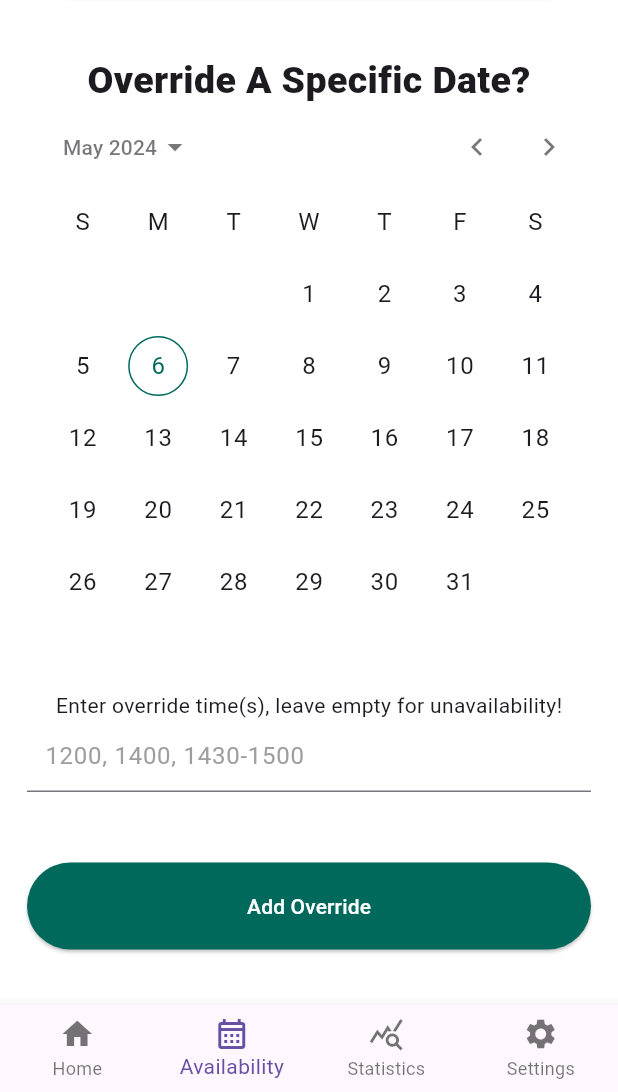
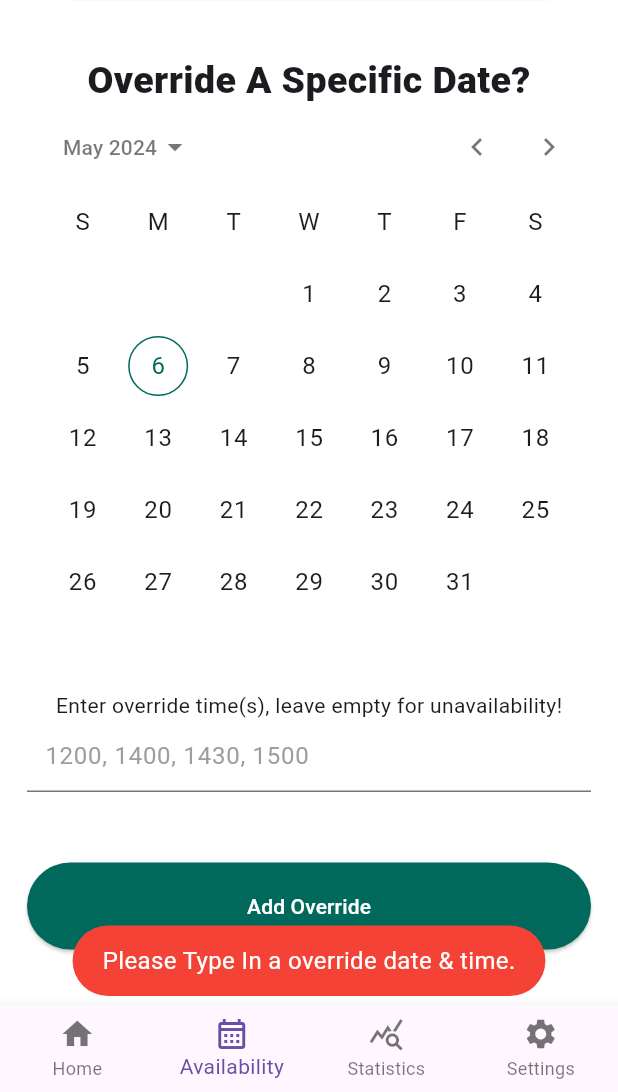
Before and after one commit to toballz/hairsalon_template_flutter, a Flutter app: the screen it shows after launch, item 2 of the bottom bar chosen, scrolled down 473 dp, after a tap on "Add Override", on a phone screen of 412 x 824 dp, the part 144-1236 px from its top. Run offline on Flutter 3.47's test engine with Material 3 defaults, Android fonts, the phone set to English and light mode, and no system bars; drawn by our look-alikes of calendar_date_picker2; our stand-ins replace fluttertoast; network calls fail.

Commit message:
5/6/2024
5/6/2024

```diff
--- a/lib/calendar.dart
+++ b/lib/calendar.dart
@@ -105,7 +105,6 @@ class CalendarPageState extends State<CalendarPage> {
           ),
         )));
   }
-//
 //
 
 //
@@ -230,14 +229,14 @@ class CalendarPageState extends State<CalendarPage> {
             style: TextStyle(color: textColor)),
         TextField(
             controller: overrideController,
+            keyboardType: TextInputType.number,
             decoration: const InputDecoration(
-                hintText: "1200, 1400, 1430-1500",
+                hintText: "1200, 1400, 1430, 1500",
                 hintStyle: TextStyle(color: Colors.grey),
                 contentPadding: EdgeInsets.all(12))),
         const SizedBox(height: 12),
         SizedBox(
-            height: (overridedDates.length *
-                (MediaQuery.of(context).size.height * 0.1)),
+            height: null,
             child: ListView.builder(
               shrinkWrap: true,
               itemCount: overridedDates.length,
@@ -249,15 +248,20 @@ class CalendarPageState extends State<CalendarPage> {
                       "Date: ${Tools.dateIntToDaysMonth(overridedDates[index]['date']!.toString())}",
                       style: TextStyle(color: textColor, fontSize: 14)),
                   subtitle: Text("Time: ${overridedDates[index]['time']!}",
-                      style: TextStyle(color: textColor)),
+                      style: TextStyle(color: textColor, fontSize: 11)),
                   trailing: IconButton(
                     icon: Icon(Icons.delete_outline, color: textColor),
-                    onPressed: () {
+                    onPressed: () async {
                       if (mounted) {
                         setState(() {
                           overridedDates.removeWhere((map) =>
                               map['date'] == overridedDates[index]['date']! &&
                               map['time'] == overridedDates[index]['time']!);
+                        });
+                        await Tools.httpPost({
+                          "v": '1',
+                          "cat": jsonEncode(overridedDates),
+                          "updateOverrided": "v1"
                         });
                       }
                     },
@@ -268,7 +272,58 @@ class CalendarPageState extends State<CalendarPage> {
             )),
         const SizedBox(height: 35),
         ElevatedButton(
-            onPressed: () {},
+            onPressed: () async {
+              if (overrideController.text.isNotEmpty &&
+                  _rangeDatePickerValueWithDefaultValue != []) {
+                for (var i = 0;
+                    i < _rangeDatePickerValueWithDefaultValue.length;
+                    i++) {
+                  String year =
+                      _rangeDatePickerValueWithDefaultValue[i]!.year.toString();
+                  String month = _rangeDatePickerValueWithDefaultValue[i]!
+                      .month
+                      .toString()
+                      .padLeft(2, '0');
+                  String day = _rangeDatePickerValueWithDefaultValue[i]!
+                      .day
+                      .toString()
+                      .padLeft(2, '0');
+                  //remove if already exists
+                  overridedDates
+                      .removeWhere((map) => map['date'] == "$year$month$day");
+                  // 00
+                  overridedDates.add({
+                    "date": "$year$month$day",
+                    "time": overrideController.text
+                  });
+                }
+                setState(() {
+                  overridedDates = overridedDates;
+                });
+                await Tools.httpPost({
+                  "v": '1',
+                  "cat": jsonEncode(overridedDates),
+                  "updateOverrided": "v1"
+                });
+                Fluttertoast.showToast(
+                    msg: "Date override saved.",
+                    toastLength: Toast.LENGTH_SHORT,
+                    gravity: ToastGravity.BOTTOM,
+                    timeInSecForIosWeb: 1,
+                    backgroundColor: Colors.green,
+                    textColor: Colors.white,
+                    fontSize: 16.0);
+              } else {
+                Fluttertoast.showToast(
+                    msg: "Please Type In a override date & time.",
+                    toastLength: Toast.LENGTH_SHORT,
+                    gravity: ToastGravity.BOTTOM,
+                    timeInSecForIosWeb: 1,
+                    backgroundColor: Colors.red,
+                    textColor: Colors.white,
+                    fontSize: 16.0);
+              }
+            },
             style: ElevatedButton.styleFrom(
                 minimumSize: const Size.fromHeight(19),
                 padding: const EdgeInsets.all(19),
```
Also changed, not shown: lib/stats.dart (+6 -3 lines).
